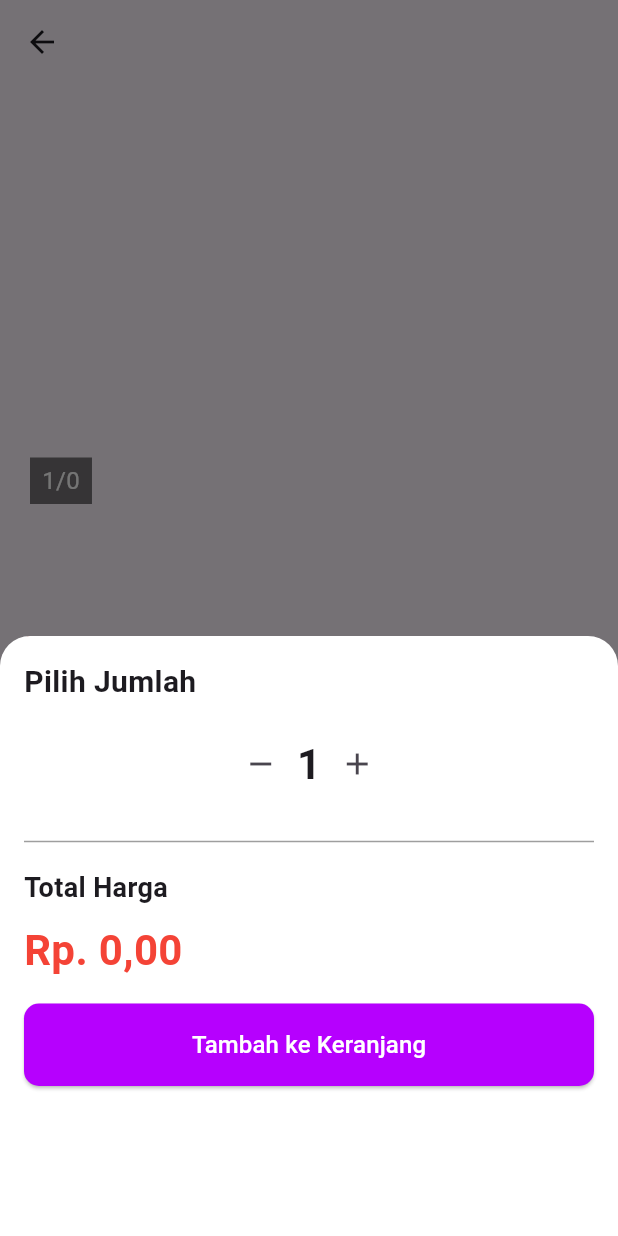
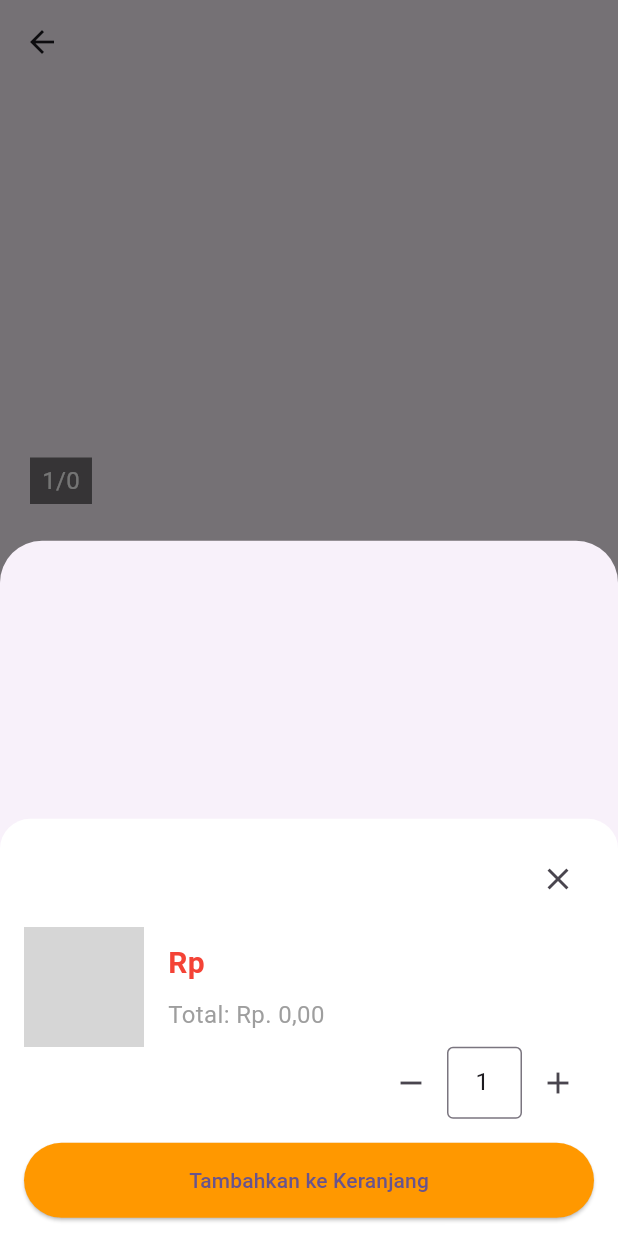
Before and after one commit to DesrielKiki/shapee_app, a Flutter app: the DetailPage screen opened directly with empty values, after a tap on "ke Keranjang", on a phone screen of 412 x 824 dp. Run offline on Flutter 3.47's test engine with Material 3 defaults, Android fonts, the phone set to English and light mode, and no system bars; our stand-ins replace sqflite; accounts and stored records are empty; grey boxes are pictures that could not be loaded.

Commit message:
add bottom mix bottom sheet for purchase and cart

```diff
--- /dev/null
+++ b/lib/view/detail/detail_bottom_sheet.dart
@@ -0,0 +1,216 @@
+import 'package:flutter/material.dart';
+import 'package:shapee_app/database/helper/database_helper.dart';
+import 'package:shapee_app/database/helper/helper.dart'; // Pastikan untuk mengimpor Helper
+
+class CartAndPurchaseBottomSheet extends StatefulWidget {
+  final String name;
+  final String price; // harga dalam string
+  final List<String> images;
+  final bool isForPurchase; // parameter untuk menentukan tujuan
+
+  const CartAndPurchaseBottomSheet({
+    super.key,
+    required this.name,
+    required this.price,
+    required this.images,
+    this.isForPurchase = false,
+  });
+
+  @override
+  _CartAndPurchaseBottomSheetState createState() =>
+      _CartAndPurchaseBottomSheetState();
+}
+
+class _CartAndPurchaseBottomSheetState
+    extends State<CartAndPurchaseBottomSheet> {
+  int quantity = 1; // Jumlah barang yang ingin dibeli
+  late TextEditingController _quantityController; // Controller untuk TextField
+
+  @override
+  void initState() {
+    super.initState();
+    _quantityController = TextEditingController(text: quantity.toString());
+  }
+
+  @override
+  void dispose() {
+    _quantityController.dispose(); // Dispose controller ketika tidak digunakan
+    super.dispose();
+  }
+
+  void _updateTotal() {
+    setState(() {
+      quantity = int.tryParse(_quantityController.text) ??
+          1; // Mengupdate quantity berdasarkan input
+      if (quantity < 1) {
+        quantity = 1; // Pastikan quantity tidak kurang dari 1
+        _quantityController.text = quantity.toString(); // Update TextField
+      }
+    });
+  }
+
+  @override
+  Widget build(BuildContext context) {
+    double itemPrice = double.tryParse(
+            widget.price.replaceAll('Rp', '').replaceAll('.', '').trim()) ??
+        0.0; // Mengonversi harga ke double
+    double totalPrice = itemPrice * quantity; // Menghitung total harga
+
+    return DraggableScrollableSheet(
+      initialChildSize: 0.6,
+      maxChildSize: 0.9,
+      minChildSize: 0.4,
+      builder: (context, scrollController) {
+        return Container(
+          padding: const EdgeInsets.all(16),
+          decoration: const BoxDecoration(
+            color: Colors.white,
+            borderRadius: BorderRadius.vertical(top: Radius.circular(20)),
+          ),
+          child: Column(
+            crossAxisAlignment: CrossAxisAlignment.start,
+            children: [
+              Row(
+                mainAxisAlignment: MainAxisAlignment.spaceBetween,
+                children: [
+                  Text(widget.name,
+                      style: const TextStyle(
+                          fontSize: 18, fontWeight: FontWeight.bold)),
+                  IconButton(
+                    icon: const Icon(Icons.close),
+                    onPressed: () => Navigator.pop(context),
+                  ),
+                ],
+              ),
+              const SizedBox(height: 8),
+              Row(
+                children: [
+                  Image.asset(
+                    widget.images.isNotEmpty
+                        ? widget.images[0]
+                        : 'assets/placeholder.png',
+                    width: 80,
+                    height: 80,
+                    fit: BoxFit.cover,
+                  ),
+                  const SizedBox(width: 16),
+                  Column(
+                    crossAxisAlignment: CrossAxisAlignment.start,
+                    children: [
+                      Text('Rp${widget.price}',
+                          style: const TextStyle(
+                              color: Colors.red,
+                              fontSize: 20,
+                              fontWeight: FontWeight.bold)),
+                      const SizedBox(height: 8),
+                      Text(
+                        'Total: ${Helper.formatCurrency(totalPrice)}', // Menggunakan formatCurrency dari Helper
+                        style:
+                            const TextStyle(fontSize: 16, color: Colors.grey),
+                      ),
+                    ],
+                  ),
+                ],
+              ),
+              const Spacer(),
+              Row(
+                mainAxisAlignment: MainAxisAlignment.end,
+                children: [
+                  IconButton(
+                    icon: const Icon(Icons.remove),
+                    onPressed: () {
+                      setState(() {
+                        if (quantity > 1) {
+                          quantity--; // Mengurangi jumlah jika lebih dari 1
+                          _quantityController.text =
+                              quantity.toString(); // Update TextField
+                        }
+                      });
+                    },
+                  ),
+                  SizedBox(
+                    width: 50,
+                    child: TextField(
+                      keyboardType: TextInputType.number,
+                      textAlign: TextAlign.center,
+                      decoration: const InputDecoration(
+                        border: OutlineInputBorder(),
+                        contentPadding: EdgeInsets.symmetric(vertical: 8),
+                      ),
+                      controller: _quantityController,
+                      onChanged: (value) {
+                        _updateTotal(); // Memperbarui total setiap kali jumlah diubah
+                      },
+                    ),
+                  ),
+                  IconButton(
+                    icon: const Icon(Icons.add),
+                    onPressed: () {
+                      setState(() {
+                        quantity++; // Menambah jumlah
+                        _quantityController.text =
+                            quantity.toString(); // Update TextField
+                      });
+                    },
+                  ),
+                ],
+              ),
+              const SizedBox(height: 16),
+              ElevatedButton(
+                onPressed: () async {
+                  if (widget.isForPurchase) {
+                    String firstImage =
+                        widget.images.isNotEmpty ? widget.images[0] : '';
+
+                    Map<String, dynamic> purchaseHistory = {
+                      //buy
+                      'product_name': widget.name,
+                      'quantity': quantity,
+                      'total_price': itemPrice * quantity,
+                      'image': firstImage,
+                      'purchase_date': DateTime.now().toIso8601String(),
+                    };
+
+                    await DatabaseHelper()
+                        .insertPurchaseHistory(purchaseHistory);
+
+                    ScaffoldMessenger.of(context).showSnackBar(
+                      const SnackBar(content: Text('Barang berhasil dibeli.')),
+                    );
+                    Navigator.pop(context);
+                  } else {
+                    //cart
+                    String firstImage =
+                        widget.images.isNotEmpty ? widget.images[0] : '';
+                    Map<String, dynamic> cartItem = {
+                      'name': widget.name,
+                      'price': itemPrice,
+                      'quantity': quantity,
+                      'totalPrice': itemPrice * quantity,
+                      'image': firstImage,
+                    };
+                    await DatabaseHelper().insertCartItem(cartItem);
+                    ScaffoldMessenger.of(context).showSnackBar(
+                      const SnackBar(
+                        content:
+                            Text('Barang berhasil ditambahkan ke keranjang.'),
+                      ),
+                    );
+                    Navigator.pop(context);
+                  }
+                },
+                style: ElevatedButton.styleFrom(
+                  minimumSize: const Size(double.infinity, 50),
+                  backgroundColor: Colors.orange,
+                ),
+                child: Text(widget.isForPurchase
+                    ? 'Beli Sekarang'
+                    : 'Tambahkan ke Keranjang'),
+              ),
+            ],
+          ),
+        );
+      },
+    );
+  }
+}
--- a/lib/view/detail/detail_page.dart
+++ b/lib/view/detail/detail_page.dart
@@ -1,7 +1,7 @@
 import 'package:flutter/material.dart';
-import 'package:shapee_app/database/helper/database_helper.dart';
 import 'package:shapee_app/database/helper/helper.dart';
 import 'package:shapee_app/view/chat/room_chat_page.dart';
+import 'package:shapee_app/view/detail/detail_bottom_sheet.dart';
 
 class DetailPage extends StatefulWidget {
   final List<String> images;
@@ -27,129 +27,14 @@ class _DetailPageState extends State<DetailPage> {
   int quantity = 1;
   int currentIndex = 0;
 
-  void _showBottomSheet(BuildContext context) {
-    double itemPrice = double.tryParse(
-            widget.price.replaceAll('Rp. ', '').replaceAll('.', '').trim()) ??
-        0;
-
-    showModalBottomSheet(
-      context: context,
-      isScrollControlled: true,
-      backgroundColor: Colors.white,
-      shape: const RoundedRectangleBorder(
-        borderRadius: BorderRadius.vertical(top: Radius.circular(20)),
-      ),
-      builder: (BuildContext context) {
-        return StatefulBuilder(
-          builder: (context, setState) {
-            return Container(
-              padding: const EdgeInsets.all(16.0),
-              height: 400,
-              child: Column(
-                crossAxisAlignment: CrossAxisAlignment.start,
-                children: [
-                  const Text(
-                    'Pilih Jumlah',
-                    style: TextStyle(fontSize: 20, fontWeight: FontWeight.bold),
-                  ),
-                  const SizedBox(height: 16),
-                  Row(
-                    mainAxisAlignment: MainAxisAlignment.center,
-                    children: [
-                      IconButton(
-                        icon: const Icon(Icons.remove),
-                        onPressed: () {
-                          if (quantity > 1) {
-                            setState(() {
-                              quantity--;
-                            });
-                          }
-                        },
-                      ),
-                      Text(
-                        '$quantity',
-                        style: const TextStyle(
-                            fontSize: 28, fontWeight: FontWeight.bold),
-                      ),
-                      IconButton(
-                        icon: const Icon(Icons.add),
-                        onPressed: () {
-                          setState(() {
-                            quantity++;
-                          });
-                        },
-                      ),
-                    ],
-                  ),
-                  const SizedBox(height: 20),
-                  const Divider(thickness: 1, color: Colors.grey),
-                  const SizedBox(height: 10),
-                  const Text(
-                    'Total Harga',
-                    style: TextStyle(fontSize: 18, fontWeight: FontWeight.bold),
-                  ),
-                  const SizedBox(height: 8),
-                  Text(
-                    Helper.formatCurrency(itemPrice * quantity),
-                    style: const TextStyle(
-                        fontSize: 28,
-                        fontWeight: FontWeight.bold,
-                        color: Colors.red),
-                  ),
-                  const SizedBox(height: 16),
-                  // Tombol Full Width
-                  SizedBox(
-                    width: double.infinity,
-                    child: ElevatedButton(
-                      style: ElevatedButton.styleFrom(
-                        backgroundColor: const Color.fromARGB(255, 182, 0, 254),
-                        padding: const EdgeInsets.symmetric(vertical: 16),
-                        shape: RoundedRectangleBorder(
-                          borderRadius: BorderRadius.circular(10),
-                        ),
-                      ),
-                      onPressed: () async {
-                        String firstImage =
-                            widget.images.isNotEmpty ? widget.images[0] : '';
-                        Map<String, dynamic> cartItem = {
-                          'name': widget.name,
-                          'price': itemPrice,
-                          'quantity': quantity,
-                          'totalPrice': itemPrice * quantity,
-                          'image': firstImage,
-                        };
-
-                        await DatabaseHelper().insertCartItem(cartItem);
-
-                        ScaffoldMessenger.of(context).showSnackBar(
-                          SnackBar(
-                            content: Text(
-                                '${widget.name} berhasil ditambahkan ke keranjang'),
-                          ),
-                        );
-
-                        Navigator.pop(context);
-                      },
-                      child: const Text(
-                        'Tambah ke Keranjang',
-                        style: TextStyle(fontSize: 16, color: Colors.white),
-                      ),
-                    ),
-                  ),
-                ],
-              ),
-            );
-          },
-        );
-      },
-    );
-  }
-
   @override
   Widget build(BuildContext context) {
     final soldFormatted = Helper.formatSold(widget.sold.toString());
 
     return Scaffold(
+      resizeToAvoidBottomInset:
+          true, // Menghindari bottom sheet tertutup oleh keyboard
+
       appBar: AppBar(
         title: Text(widget.name,
             style: const TextStyle(
@@ -330,7 +215,15 @@ class _DetailPageState extends State<DetailPage> {
                       ),
                     ),
                     onPressed: () {
-                      _showBottomSheet(context);
+                      showModalBottomSheet(
+                        context: context,
+                        builder: (context) => CartAndPurchaseBottomSheet(
+                          name: widget.name,
+                          price: widget.price,
+                          images: widget.images,
+                          isForPurchase: false,
+                        ),
+                      );
                     },
                     child: const Column(
                       mainAxisAlignment: MainAxisAlignment.center,
@@ -368,33 +261,14 @@ class _DetailPageState extends State<DetailPage> {
                         borderRadius: BorderRadius.circular(0),
                       ),
                     ),
-                    onPressed: () async {
-                      String firstImage =
-                          widget.images.isNotEmpty ? widget.images[0] : '';
-                      double itemPrice = double.tryParse(widget.price
-                              .replaceAll('Rp. ', '')
-                              .replaceAll('.', '')
-                              .trim()) ??
-                          0;
-
-                      // Buat data purchase history
-                      Map<String, dynamic> purchaseHistory = {
-                        'product_name': widget.name,
-                        'quantity': quantity,
-                        'total_price': itemPrice * quantity,
-                        'image': firstImage,
-                        'purchase_date': DateTime.now()
-                            .toIso8601String(), // Menyimpan tanggal dan waktu
-                      };
-
-                      // Simpan ke database
-                      await DatabaseHelper()
-                          .insertPurchaseHistory(purchaseHistory);
-
-                      // Tampilkan Snackbar ketika tombol "Beli Sekarang" ditekan
-                      ScaffoldMessenger.of(context).showSnackBar(
-                        SnackBar(
-                          content: Text('${widget.name} berhasil dibeli!'),
+                    onPressed: () {
+                      showModalBottomSheet(
+                        context: context,
+                        builder: (context) => CartAndPurchaseBottomSheet(
+                          name: widget.name,
+                          price: widget.price,
+                          images: widget.images,
+                          isForPurchase: true,
                         ),
                       );
                     },
--- a/lib/view/history/history_page.dart
+++ b/lib/view/history/history_page.dart
@@ -55,7 +55,8 @@ class _HistoryPageState extends State<HistoryPage> {
                         Text('Jumlah: ${item['quantity']}'),
                         Text(
                             'Total: ${Helper.formatCurrency(item['total_price'])}'),
-                        Text('Tanggal: ${item['purchase_date']}'),
+                        Text(
+                            'Tanggal: ${Helper.formatDate(item['purchase_date'])}'),
                       ],
                     ),
                   ),
--- a/lib/view/home/home_page.dart
+++ b/lib/view/home/home_page.dart
@@ -57,7 +57,7 @@ class _HomePageState extends State<HomePage> {
                 color: Colors.grey,
                 size: 24,
               ),
-              hintText: 'Cari produk...',
+              hintText: 'Cari produk . . .',
               border: InputBorder.none,
               hintStyle: TextStyle(color: Colors.grey),
               contentPadding: EdgeInsets.only(left: -10, top: 10, bottom: 9),
```
Also changed, not shown: lib/database/helper/helper.dart (+7 -0 lines).
